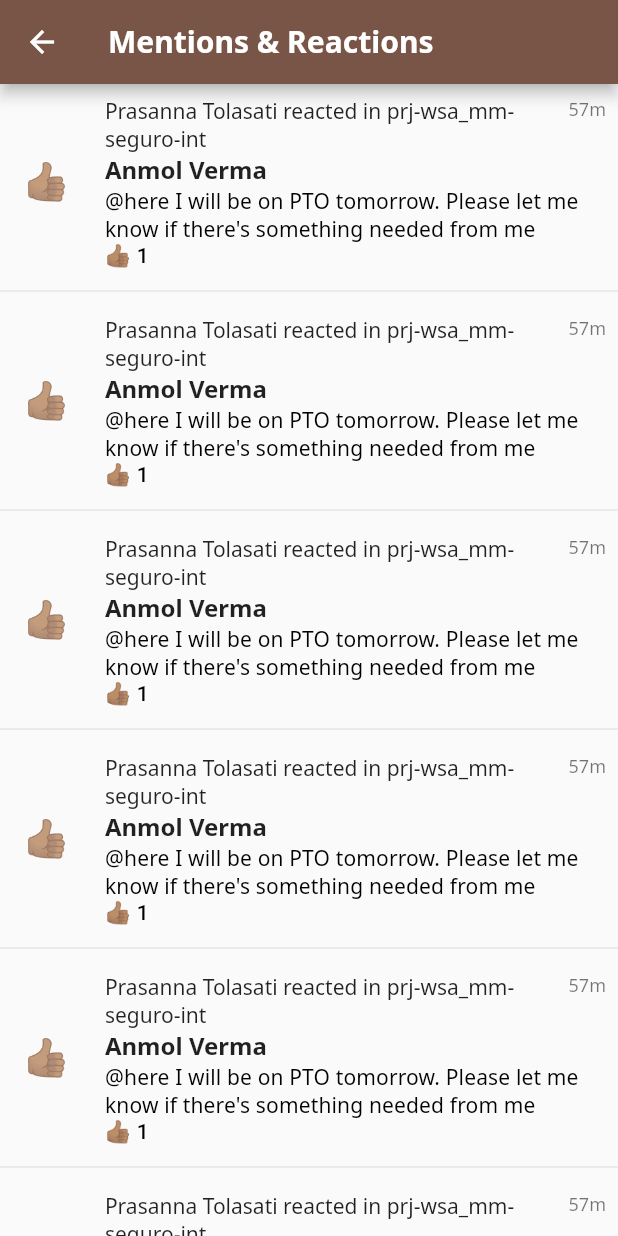
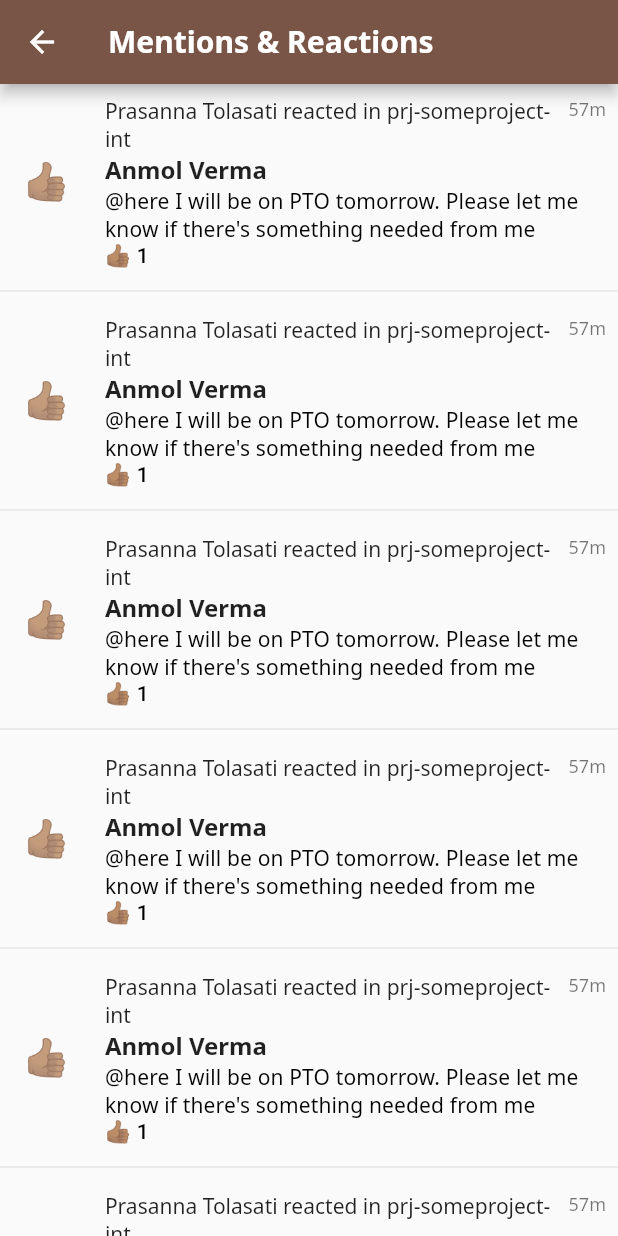
Before and after one commit to oianmol/flutter_slack, a Flutter app: the SKMentionsScreen screen opened directly, on a phone screen of 412 x 824 dp. Run offline on Flutter 3.47's test engine with Material 2 defaults, Android fonts, the phone set to English and light mode, and no system bars; our stand-ins replace get, google_fonts.

Commit message:
updated: screenshot

```diff
--- a/lib/app/pages/dashboard/pages/mentions/sk_mention_item.dart
+++ b/lib/app/pages/dashboard/pages/mentions/sk_mention_item.dart
@@ -19,11 +19,11 @@ class SKMentionItem extends StatelessWidget {
                 children: [
                   Expanded(
                       child: Text(
-                          "Prasanna Tolasati reacted in prj-wsa_mm-seguro-int",
+                          "Prasanna Tolasati reacted in prj-someproject-int",
                           style: GoogleFonts.notoSans())),
                   Text("57m",
                       style: GoogleFonts.notoSans(
-                          textStyle: Get.textTheme.caption))
+                          textStyle: Get.textTheme.caption)).paddingOnly(left: 8)
                 ],
                 crossAxisAlignment: CrossAxisAlignment.start,
               ),
```
Also changed, not shown: art/3.png.
